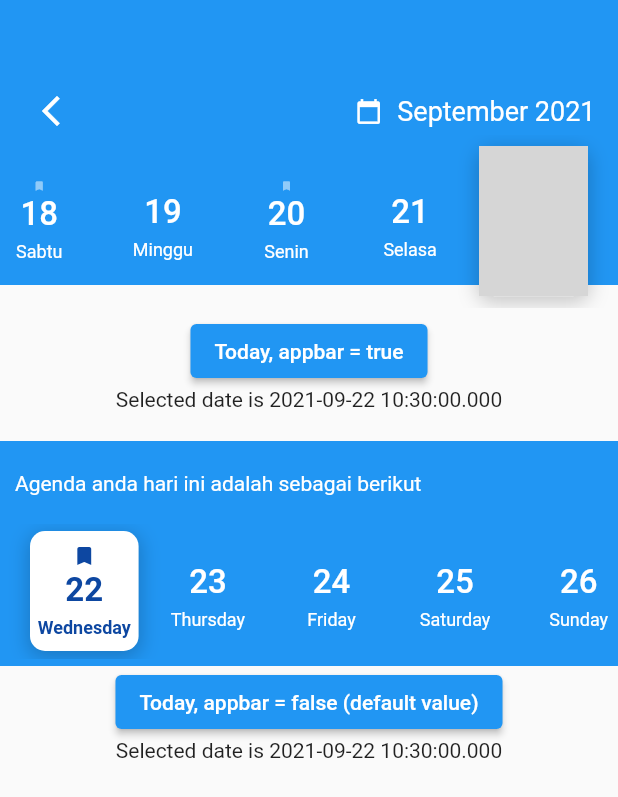
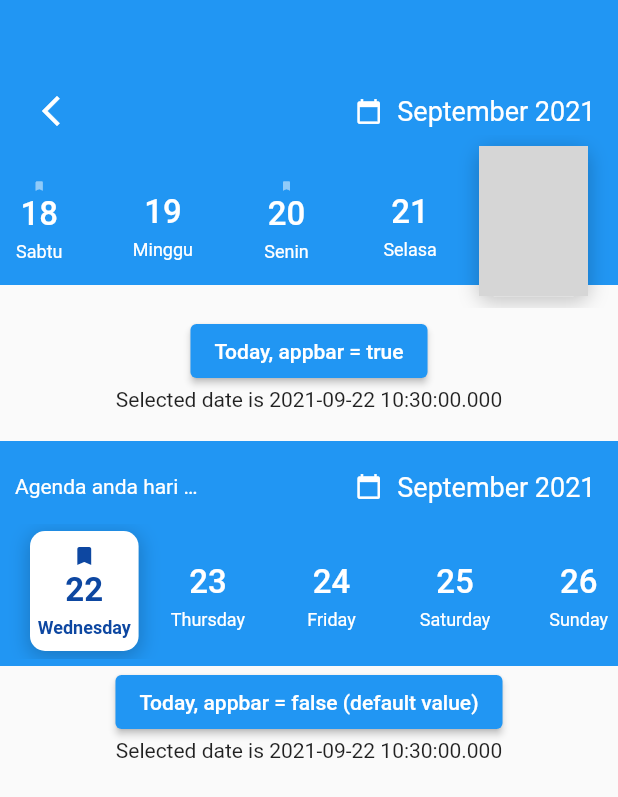
Before and after one commit to sud0su/calendar_agenda, a Flutter app: the screen it shows after launch, on a phone screen of 412 x 824 dp. Shown: the top 797 px of the screen. Run offline on Flutter 3.47's test engine with Material 2 defaults, Android fonts, the phone set to English and light mode, and no system bars; drawn by our look-alikes of scrollable_positioned_list; network calls fail; key blocks and very long unbroken strings in the code were emptied for the run; grey boxes are pictures that could not be loaded.

Commit message:
Add go to selected date in full calendar mode

```diff
--- a/example/lib/main.dart
+++ b/example/lib/main.dart
@@ -67,7 +67,7 @@ class _ExamplePageState extends State<ExamplePage> {
         initialDate: DateTime.now(),
         calendarEventColor: Colors.green,
         firstDate: DateTime.now().subtract(Duration(days: 140)),
-        lastDate: DateTime.now().add(Duration(days: 4)),
+        lastDate: DateTime.now().add(Duration(days: 60)),
         events: List.generate(
             100,
             (index) => DateTime.now()
@@ -101,9 +101,17 @@ class _ExamplePageState extends State<ExamplePage> {
             ),
             CalendarAgenda(
               controller: _calendarAgendaControllerNotAppBar,
-              leading: Text("Agenda anda hari ini adalah sebagai berikut",
-                  style: TextStyle(color: Colors.white)),
-              fullCalendar: false,
+              leading: SizedBox(
+                width: MediaQuery.of(context).size.width * 0.3,
+                child: Text(
+                  "Agenda anda hari ini adalah sebagai berikut",
+                  style: TextStyle(
+                    color: Colors.white,
+                  ),
+                  overflow: TextOverflow.ellipsis,
+                ),
+              ),
+              // fullCalendar: false,
               locale: 'en',
               weekDay: WeekDay.long,
               fullCalendarDay: WeekDay.short,
--- a/lib/src/calendar.dart
+++ b/lib/src/calendar.dart
@@ -380,7 +380,7 @@ class CalendarAgendaState extends State<CalendarAgenda>
         return Container(
           height: widget.fullCalendarScroll == FullCalendarScroll.vertical
               ? height
-              : MediaQuery.of(context).size.height * 0.57,
+              : (MediaQuery.of(context).size.height / 7) * 4.3,
           child: Column(
             mainAxisSize: MainAxisSize.min,
             children: [
--- a/pubspec.yaml
+++ b/pubspec.yaml
@@ -1,6 +1,6 @@
 name: calendar_agenda
 description: Calendar agenda widget with a lot of customizable styles, also can be put as appbar widget.
-version: 0.0.2+1
+version: 0.0.2+2
 homepage: https://github.com/sud0su/calendar_agenda
 
 environment:
```
Also changed, not shown: lib/src/fullcalendar.dart (+17 -7 lines), example/pubspec.lock, 1 other file.
